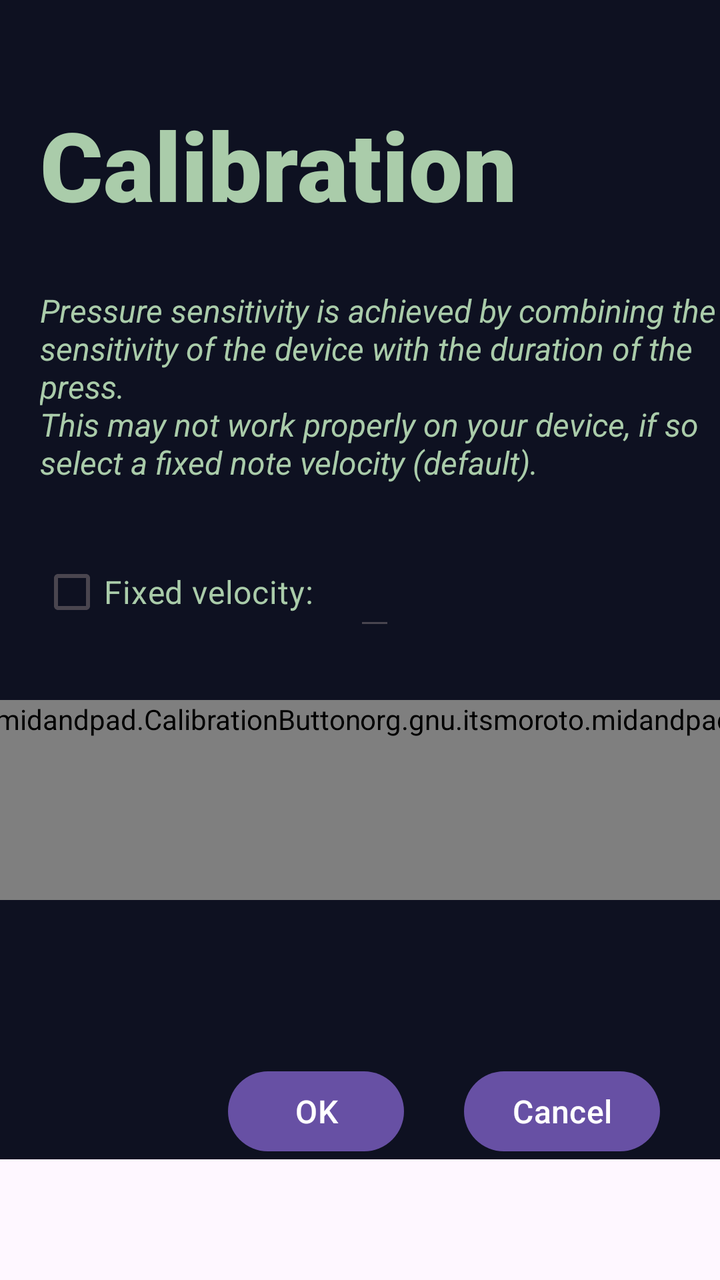
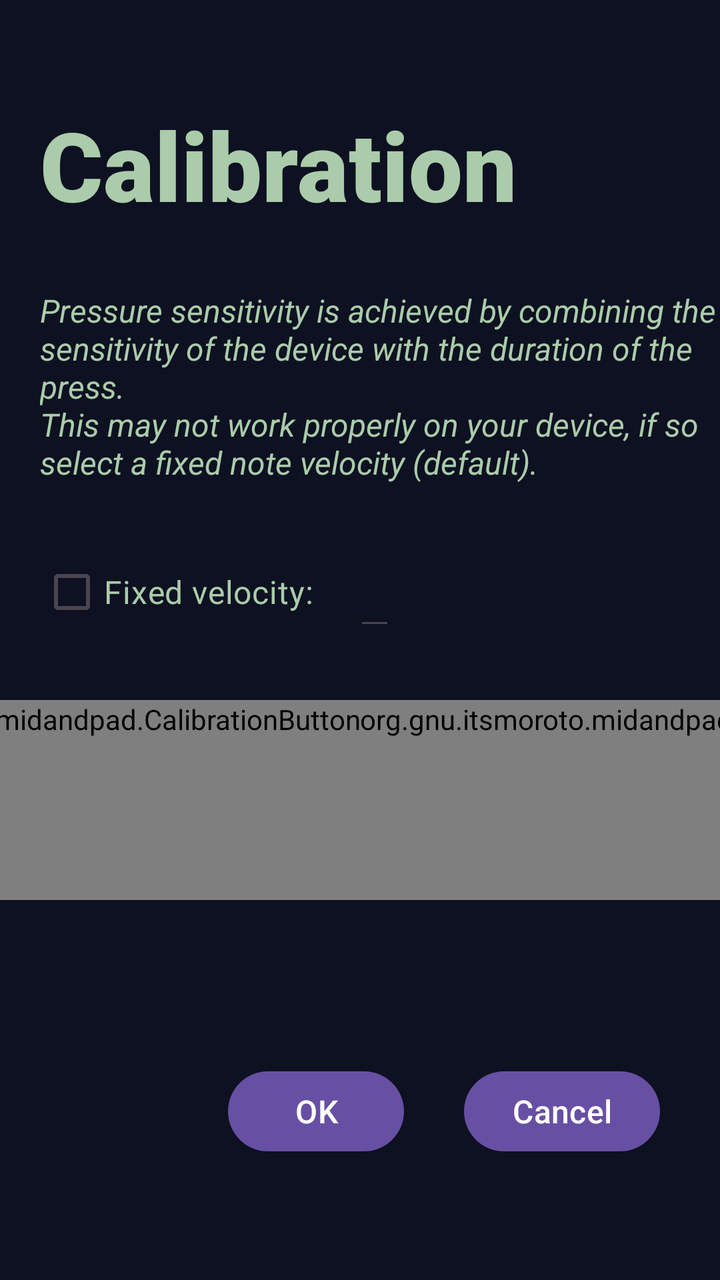

Screens rendered from an Android XML layout before and after an edit, with the pre-edit source and the edit as a unified diff.
<!-- AndroidManifest.xml: application theme Theme.Midandpad -->
<!-- res/layout/touchcalibration.xml -->
<?xml version="1.0" encoding="utf-8"?>
<ScrollView
    xmlns:android="http://schemas.android.com/apk/res/android"
    xmlns:app="http://schemas.android.com/apk/res-auto"
    xmlns:tools="http://schemas.android.com/tools"
    android:layout_width="match_parent"
    android:layout_height="match_parent">

<androidx.constraintlayout.widget.ConstraintLayout
    android:id="@+id/touchcalibration"
    android:layout_width="match_parent"
    android:layout_height="wrap_content"
    android:background="@color/layout_background"
    >

    <TextView
        android:id="@+id/calibrationtitle"
        android:layout_width="wrap_content"
        android:layout_height="wrap_content"
        android:layout_marginTop="50dp"
        android:layout_marginStart="@dimen/titleleftmargin"
        android:fontFamily="sans-serif-black"
        android:text="@string/slabelcalibration"
        android:textSize="@dimen/titlesize"
        android:textColor="@color/textcolor"
        app:layout_constraintStart_toStartOf="parent"
        app:layout_constraintTop_toTopOf="parent" />

    <TextView
        android:id="@+id/calibrationdisclaimer"
        android:layout_width="wrap_content"
        android:layout_height="wrap_content"
        android:layout_marginTop="@dimen/margintop"
        android:layout_marginStart="@dimen/stdmargin"
        android:text="@string/scalibrationdisclaimer"
        android:textColor="@color/textcolor"
        android:textSize="@dimen/labelsize"
        android:textStyle="italic"
        app:layout_constraintStart_toStartOf="parent"
        app:layout_constraintTop_toBottomOf="@id/calibrationtitle"/>

    <CheckBox
        android:id="@+id/isfixedvelocity"
        android:layout_width="wrap_content"
        android:layout_height="wrap_content"
        android:layout_marginStart="@dimen/stdmargin"
        android:layout_marginTop="@dimen/margintop"
        android:text="@string/sfixedvelocity"
        android:textColor="@color/textcolor"
        android:textSize="@dimen/labelsize"
        app:layout_constraintStart_toStartOf="parent"
        app:layout_constraintTop_toBottomOf="@+id/calibrationdisclaimer" />

    <EditText
        android:id="@+id/fixedvelocity"
        android:layout_width="wrap_content"
        android:layout_height="wrap_content"
        android:layout_marginStart="@dimen/stdmargin"
        android:inputType="number"
        android:textColor="@color/textcolor"
        android:textSize="@dimen/labelsize"
        app:layout_constraintBottom_toBottomOf="@+id/isfixedvelocity"
        app:layout_constraintStart_toEndOf="@+id/isfixedvelocity" />

    <org.gnu.itsmoroto.midandpad.CalibrationButton
        android:id="@+id/minvelocity"
        android:layout_width="wrap_content"
        android:layout_height="wrap_content"
        android:layout_marginTop="@dimen/margintop"
        android:minHeight="@dimen/calibbtnsize"
        android:minWidth="@dimen/calibbtnsize"
        android:textSize="@dimen/labelsize"
        android:text="@string/sminvelocity"
        app:layout_constraintTop_toBottomOf="@+id/isfixedvelocity"
        app:layout_constraintStart_toStartOf="parent"
        app:layout_constraintEnd_toStartOf="@+id/maxvelocity"/>

    <TextView
        android:id="@+id/labelminpress"
        android:layout_width="wrap_content"
        android:layout_height="wrap_content"
        android:layout_marginTop="@dimen/margintop"
        android:textColor="@color/textcolor"
        android:textSize="@dimen/labelsize"
        app:layout_constraintTop_toBottomOf="@id/minvelocity"
        app:layout_constraintStart_toStartOf="parent"
        app:layout_constraintEnd_toStartOf="@+id/labelmaxpress"/>

    

    <org.gnu.itsmoroto.midandpad.CalibrationButton
        android:id="@+id/maxvelocity"
        android:layout_width="wrap_content"
        android:layout_height="wrap_content"
        android:minHeight="@dimen/calibbtnsize"
        android:minWidth="@dimen/calibbtnsize"
        android:textSize="@dimen/labelsize"
        android:text="@string/smaxvelocity"
        app:layout_constraintTop_toTopOf="@id/minvelocity"
        app:layout_constraintStart_toEndOf="@+id/minvelocity"
        app:layout_constraintEnd_toEndOf="parent"/>
    <TextView
        android:id="@+id/labelmaxpress"
        android:layout_width="wrap_content"
        android:layout_height="wrap_content"
        android:layout_marginTop="@dimen/margintop"
        android:textColor="@color/textcolor"
        android:textSize="@dimen/labelsize"
        app:layout_constraintTop_toBottomOf="@id/maxvelocity"
        app:layout_constraintStart_toEndOf="@+id/labelminpress"
        app:layout_constraintEnd_toEndOf="parent"/>

    


    <Button
        android:id="@+id/okcalib"
        android:layout_width="wrap_content"
        android:layout_height="wrap_content"
        android:layout_margin="@dimen/controlbuttonmargin"
        android:textSize="@dimen/labelsize"
        android:text="@string/sok"
        app:layout_constraintTop_toBottomOf="@+id/labelmaxpress"
        app:layout_constraintEnd_toStartOf="@+id/cancelcalib"/>
    <Button
        android:id="@+id/cancelcalib"
        android:layout_width="wrap_content"
        android:layout_height="wrap_content"
        android:layout_margin="@dimen/controlbuttonmargin"
        android:textSize="@dimen/labelsize"
        android:text="@string/scancel"
        app:layout_constraintTop_toBottomOf="@+id/labelmaxpress"
        app:layout_constraintEnd_toEndOf="parent"
        />
</androidx.constraintlayout.widget.ConstraintLayout>
</ScrollView>
<!-- resources referenced by this layout -->
<resources>
  <color name="layout_background">#FF0e1121</color>
  <color name="textcolor">#FFAACCAA</color>
  <dimen name="calibbtnsize">100dp</dimen>
  <dimen name="controlbuttonmargin">30dp</dimen>
  <dimen name="labelsize">16sp</dimen>
  <dimen name="margintop">30dp</dimen>
  <dimen name="stdmargin">20dp</dimen>
  <dimen name="titleleftmargin">20dp</dimen>
  <dimen name="titlesize">48sp</dimen>
  <string name="scalibrationdisclaimer">Pressure sensitivity is achieved by combining the sensitivity of the device with the duration of the press.\nThis may not work properly on your device, if so select a fixed note velocity (default).</string>
  <string name="scancel">Cancel</string>
  <string name="sfixedvelocity">Fixed velocity:</string>
  <string name="slabelcalibration">Calibration</string>
  <string name="smaxvelocity" translatable="false">Max. Velocity</string>
  <string name="sminvelocity" translatable="false">Min. Velocity</string>
  <string name="sok">OK</string>
  <style name="Theme.Midandpad" parent="Base.Theme.Midandpad" />
  <style name="Base.Theme.Midandpad" parent="Theme.Material3.DayNight.NoActionBar">
          
          
      </style>
</resources>

<!-- the commit's change to res/layout/touchcalibration.xml (unified diff, before → after) -->
@@ -4,7 +4,8 @@
     xmlns:app="http://schemas.android.com/apk/res-auto"
     xmlns:tools="http://schemas.android.com/tools"
     android:layout_width="match_parent"
-    android:layout_height="match_parent">
+    android:layout_height="match_parent"
+    android:background="@color/layout_background">
 
 <androidx.constraintlayout.widget.ConstraintLayout
     android:id="@+id/touchcalibration"
@@ -121,7 +122,8 @@
         android:textSize="@dimen/labelsize"
         android:text="@string/sok"
         app:layout_constraintTop_toBottomOf="@+id/labelmaxpress"
-        app:layout_constraintEnd_toStartOf="@+id/cancelcalib"/>
+        app:layout_constraintEnd_toStartOf="@+id/cancelcalib"
+        app:layout_constraintBottom_toBottomOf="parent"/>
     <Button
         android:id="@+id/cancelcalib"
         android:layout_width="wrap_content"
@@ -131,6 +133,7 @@
         android:text="@string/scancel"
         app:layout_constraintTop_toBottomOf="@+id/labelmaxpress"
         app:layout_constraintEnd_toEndOf="parent"
+        app:layout_constraintBottom_toBottomOf="parent"
         />
 </androidx.constraintlayout.widget.ConstraintLayout>
 </ScrollView>
